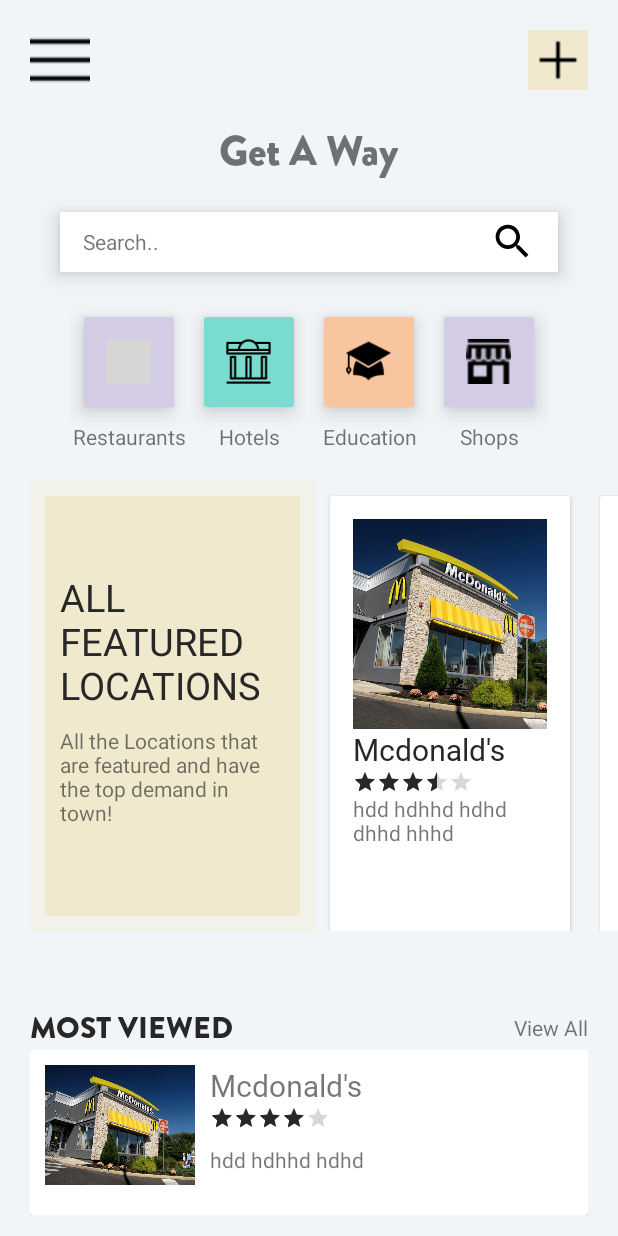
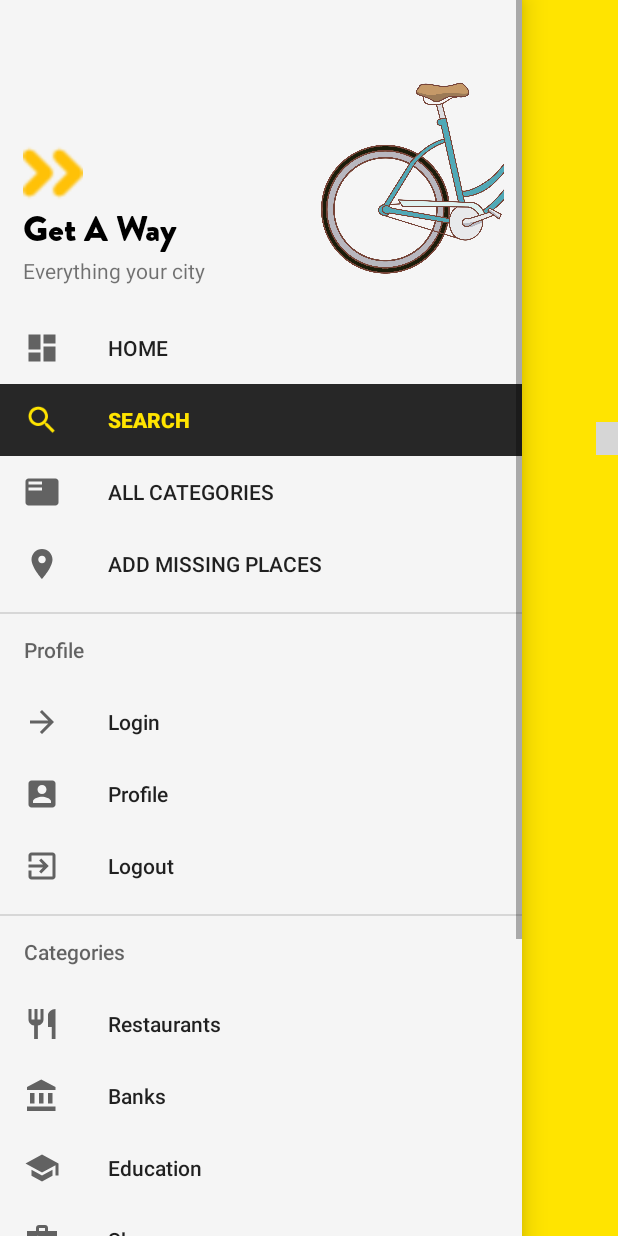
Before and after one commit to Dulanjali-Senarathna/CityGuide, an Android app: the UserDashboard screen opened directly, with no data from a screen before it, in the side drawer, after a tap on "SEARCH", on a phone screen of 412 x 824 dp. Run offline under Robolectric (Android 15) with nearby library versions, the phone set to English and light mode, and no system bars; grey boxes are pictures that could not be loaded.

Commit message:
Navigation Drawer Menu done

```diff
--- a/app/src/main/java/com/example/cityguide/User/UserDashboard.java
+++ b/app/src/main/java/com/example/cityguide/User/UserDashboard.java
@@ -1,13 +1,20 @@
 package com.example.cityguide.User;
 
+import androidx.annotation.NonNull;
 import androidx.appcompat.app.AppCompatActivity;
+import androidx.core.view.GravityCompat;
 import androidx.drawerlayout.widget.DrawerLayout;
 import androidx.recyclerview.widget.LinearLayoutManager;
 import androidx.recyclerview.widget.RecyclerView;
 
 import android.graphics.drawable.GradientDrawable;
 import android.os.Bundle;
+import android.view.MenuItem;
+import android.view.View;
 import android.view.WindowManager;
+import android.widget.ImageView;
+import android.widget.LinearLayout;
+import android.widget.Toast;
 
 import com.example.cityguide.HelperClasses.HomeAdapter.CategoriesAdapter;
 import com.example.cityguide.HelperClasses.HomeAdapter.CategoriesHelperClass;
@@ -20,10 +27,15 @@ import com.google.android.material.navigation.NavigationView;
 
 import java.util.ArrayList;
 
-public class UserDashboard extends AppCompatActivity {
+public class UserDashboard extends AppCompatActivity implements NavigationView.OnNavigationItemSelectedListener {
+
+    //Variables
+    static final float END_SCALE= 0.7f;
 
     RecyclerView featuredRecycler,mostViewedRecycler,categoriesRecycler;
     RecyclerView.Adapter adapter;
+    ImageView menuIcon;
+    LinearLayout contentView;
 
     //Drawer menu
     DrawerLayout drawerLayout;
@@ -39,15 +51,73 @@ public class UserDashboard extends AppCompatActivity {
         featuredRecycler = findViewById(R.id.featured_recycler);
         mostViewedRecycler = findViewById(R.id.mv_recycler);
         categoriesRecycler = findViewById(R.id.ct_recycler);
+        menuIcon = findViewById(R.id.menu_icon);
+        contentView = findViewById(R.id.content);
 
-        //Hooks
+        //Menu Hooks
         drawerLayout = findViewById(R.id.drawer_layout);
         navigationView = findViewById(R.id.navigation_view);
 
+        navigationDrawer();
 
         featuredRecycler();
         mostViewedRecycler();
         categoriesRecycler();
+    }
+
+    //Navigation Drawer Functions
+    private void navigationDrawer() {
+        navigationView.bringToFront();
+        navigationView.setNavigationItemSelectedListener(this);
+        navigationView.setCheckedItem(R.id.nav_home);
+
+        menuIcon.setOnClickListener(new View.OnClickListener() {
+            @Override
+            public void onClick(View v) {
+                if(drawerLayout.isDrawerVisible(GravityCompat.START)) drawerLayout.closeDrawer(GravityCompat.START);
+                else drawerLayout.openDrawer(GravityCompat.START);
+            }
+        });
+
+        animateNavigationDrawer();
+    }
+
+    private void animateNavigationDrawer() {
+
+        drawerLayout.setScrimColor(getResources().getColor(R.color.colorPrimary));
+       drawerLayout.addDrawerListener(new DrawerLayout.SimpleDrawerListener() {
+           @Override
+           public void onDrawerSlide(View drawerView, float slideOffset) {
+               //Scale the view based on current slide offset
+               final float diffScaledOffset = slideOffset * (1 - END_SCALE);
+               final float offsetScale = 1 - diffScaledOffset;
+               contentView.setScaleX(offsetScale);
+               contentView.setScaleY(offsetScale);
+
+               //Translate the view, accounting for the scaled width
+               final float xOffset = drawerView.getWidth() * slideOffset;
+               final float xOffsetDif = contentView.getWidth() * diffScaledOffset / 2;
+               final float xTranslation = xOffset - xOffsetDif;
+               contentView.setTranslationX(xTranslation);
+           }
+       });
+    }
+
+    @Override
+    public void onBackPressed() {
+
+        if(drawerLayout.isDrawerVisible(GravityCompat.START))
+        {
+            drawerLayout.closeDrawer(GravityCompat.START);
+        }
+        else {
+            super.onBackPressed();
+        }
+    }
+
+    @Override
+    public boolean onNavigationItemSelected(@NonNull MenuItem item) {
+        return true;
     }
 
     private void categoriesRecycler() {
@@ -96,4 +166,6 @@ public class UserDashboard extends AppCompatActivity {
 
         GradientDrawable gradient1 = new GradientDrawable(GradientDrawable.Orientation.LEFT_RIGHT,new int[]{0xffeff400,0xffaff600});
     }
+
+
 }
--- a/app/src/main/res/layout/activity_user_dashboard.xml
+++ b/app/src/main/res/layout/activity_user_dashboard.xml
@@ -5,12 +5,12 @@
     android:layout_width="match_parent"
     android:layout_height="match_parent"
     tools:context=".User.UserDashboard"
-    tools:openDrawer="start"
     android:id="@+id/drawer_layout"
    >
 
         <com.google.android.material.navigation.NavigationView
             android:id="@+id/navigation_view"
+            android:theme="@style/navigationTheme"
             android:layout_width="match_parent"
             android:layout_height="match_parent"
             android:background="@color/lightWhite"
@@ -19,6 +19,7 @@
             app:menu="@menu/main_menu"/>
 
     <LinearLayout
+        android:id="@+id/content"
         android:layout_width="match_parent"
         android:layout_height="match_parent"
         android:orientation="vertical"
@@ -30,6 +31,7 @@
         android:padding="20dp">
 
         <ImageView
+            android:id="@+id/menu_icon"
             android:layout_width="40dp"
             android:layout_height="40dp"
             android:src="@drawable/menu_icon"
--- a/app/src/main/res/values/styles.xml
+++ b/app/src/main/res/values/styles.xml
@@ -8,4 +8,15 @@
         <item name="colorAccent">@color/colorAccent</item>
     </style>
 
+    <!-- Menu styles-->
+    <style name="navigationTheme">
+
+        <!--Colors of text and icon when selected -->
+        <item name="colorPrimary">@color/colorPrimary</item>
+
+        <!-- Background Color when selected -->
+        <item name="colorControlHighlight">@color/colorAccent</item>
+
+    </style>
+
 </resources>
```
